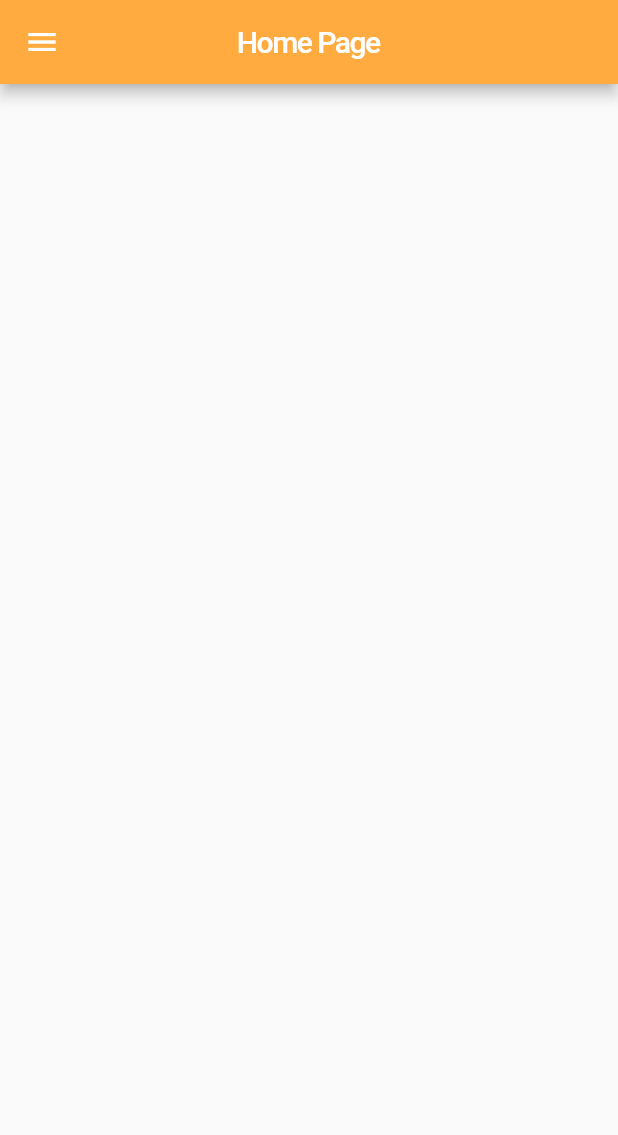
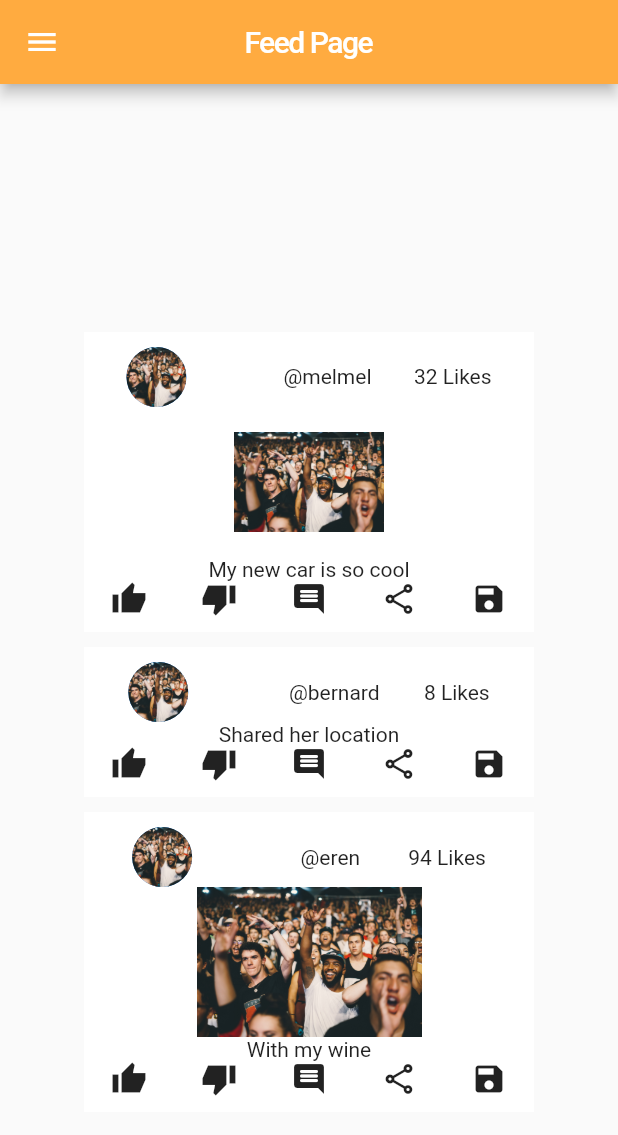
Before and after one commit to yarkineren/cs310_project, a Flutter app: the screen it shows after launch, on a phone screen of 412 x 824 dp. Shown: the top 1135 px of the screen. Run offline on Flutter 3.47's test engine with Material 2 defaults, Android fonts, the phone set to English and light mode, and no system bars; our stand-ins replace email_validator, flutter_local_notifications, shared_preferences.

Commit message:
Melike Adına Update
Melikenin homapage inin ekliyorum. Post dart ı da color dart ının içine koydum dart file sayısı azalsın diye.

```diff
--- a/lib/utils/colors.dart
+++ b/lib/utils/colors.dart
@@ -8,3 +8,12 @@ class AppColors {
   static const Color ButtonColor =  Colors.white;
   static Color TextFormField =  Colors.orange[100];
 }
+
+class Post {
+  String text;
+  String date;
+  int likes;
+  int comments;
+
+  Post({ this.text, this.date, this.likes, this.comments });
+}
--- a/lib/utils/post.dart
+++ /dev/null
@@ -1,8 +0,0 @@
-class Post {
-  String text;
-  String date;
-  int likes;
-  int comments;
-
-  Post({ this.text, this.date, this.likes, this.comments });
-}
--- a/lib/utils/postCard.dart
+++ b/lib/utils/postCard.dart
@@ -1,6 +1,5 @@
 import 'package:cs310_app/utils/colors.dart';
 import 'package:flutter/material.dart';
-import 'package:cs310_app/utils/post.dart';
 import 'package:cs310_app/utils/global_variables.dart';
 
 
--- a/lib/widgets/HomeScreenTextField.dart
+++ b/lib/widgets/HomeScreenTextField.dart
@@ -14,7 +14,7 @@ class HomeScreen extends StatelessWidget{
       resizeToAvoidBottomInset: false,
       appBar: AppBar(
         title: Text(
-          'Home Page',
+          'Feed Page',
           style: TextStyle(
             color: Colors.white,
             letterSpacing: -1.0,
@@ -22,6 +22,165 @@ class HomeScreen extends StatelessWidget{
         ),
         backgroundColor: AppColors.headingColor,
         centerTitle: true,
+      ),
+      body: Column(
+        mainAxisAlignment : MainAxisAlignment.spaceEvenly,
+        children : [
+          Row(
+            mainAxisAlignment:MainAxisAlignment.spaceEvenly,
+            crossAxisAlignment : CrossAxisAlignment.start,
+          ),
+          Column(children:[
+            Container(
+              color:AppColors.ButtonColor,
+              height : 200,
+              width : 300,
+              child : Column(children : [
+                SizedBox(height:10.0),
+                Row(
+                  mainAxisAlignment:MainAxisAlignment.spaceEvenly,
+                  children : [
+                    CircleAvatar(
+                      backgroundImage:AssetImage("assets/fun.jpg"),
+                      radius : 20.0,
+                    ),
+
+                    SizedBox(width: 8.0),
+                    Text(
+                      '@melmel',
+
+                    ),
+                    Text(
+                      '32 Likes',
+
+                    )
+                  ],
+                ),
+                Column(
+                  children: [
+                    Image.asset(
+                      'assets/fun.jpg',
+                      width: 100,
+                      height : 100,
+                    ),
+                    Text(
+                      'My new car is so cool',
+                    ),
+                    Row(
+                      mainAxisAlignment: MainAxisAlignment.spaceAround,
+                      children : [
+                        Icon(Icons.thumb_up_sharp),
+                        Icon(Icons.thumb_down_sharp),
+                        Icon(Icons.comment_rounded),
+                        Icon(Icons.share_outlined),
+                        Icon(Icons.save),
+                      ] ,
+                    ),
+                  ],
+                ),
+              ]),
+            ),
+            SizedBox(height: 10.0),
+            Container(
+              color: AppColors.ButtonColor,
+              height : 100,
+              width : 300,
+
+              child : Column(children : [
+                SizedBox(height:10.0),
+                Row(
+                  mainAxisAlignment:MainAxisAlignment.spaceEvenly,
+                  children : [
+                    CircleAvatar(
+                      backgroundImage:AssetImage("assets/fun.jpg"),
+                      radius : 20.0,
+                    ),
+
+                    SizedBox(width: 8.0),
+                    Text(
+                      '@bernard',
+
+                    ),
+                    Text(
+                      '8 Likes',
+
+                    ),
+                  ],
+                ),
+                Column(
+                  children: [
+                    Text(
+                      'Shared her location',
+                    ),
+                    Row(
+                      mainAxisAlignment:MainAxisAlignment.spaceAround,
+                      children : [
+                        Icon(Icons.thumb_up_sharp),
+                        Icon(Icons.thumb_down_sharp),
+                        Icon(Icons.comment_rounded),
+                        Icon(Icons.share_outlined),
+                        Icon(Icons.save),
+                      ] ,
+                    ),
+                  ],
+                ),
+              ]),
+            ),
+            SizedBox(height: 10.0),
+            Container(
+              color: AppColors.ButtonColor,
+              height : 200,
+              width : 300,
+              child : Column(children : [
+                SizedBox(height:10.0),
+                Row(
+                  mainAxisAlignment:MainAxisAlignment.spaceEvenly,
+                  children : [
+                    CircleAvatar(
+                      backgroundImage:AssetImage("assets/fun.jpg"),
+                      radius : 20.0,
+                    ),
+
+                    SizedBox(width: 8.0),
+                    Text(
+                      '@eren',
+
+                    ),
+                    Text(
+                      '94 Likes',
+
+                    ),
+                  ],
+                ),
+                Column(
+                  children: [
+                    Image.asset(
+                      'assets/fun.jpg',
+                      width: 800,
+                      height : 100,
+                    ),
+                    Text(
+                      'With my wine',
+                    ),
+                    Row(
+                      mainAxisAlignment: MainAxisAlignment.spaceAround,
+                      children : [
+                        Icon(Icons.thumb_up_sharp),
+                        Icon(Icons.thumb_down_sharp),
+                        Icon(Icons.comment_rounded),
+                        Icon(Icons.share_outlined),
+                        Icon(Icons.save),
+                      ] ,
+                    ),
+                  ],
+                ),
+              ]),
+            )
+
+
+
+          ]),
+        ],
       ),
       drawer: Drawer(
         elevation: 10,
@@ -34,11 +193,11 @@ class HomeScreen extends StatelessWidget{
                 accountName: Text(signup_nickname,
                   textScaleFactor: 1.5,
                 ),
-                //TODO: Signup_mail ı userID e göre databaseden alacak şekilde yap.
+
                 accountEmail: Text(signup_mail),
                 currentAccountPicture: CircleAvatar(
-                  //TODO: Image i databaseden çek.
-                  backgroundImage: AssetImage('assets/concert.jpg'),
+
+                  backgroundImage: AssetImage('assets/fun.jpg'),
                   radius: 120,
                 ),
               ),
@@ -52,7 +211,7 @@ class HomeScreen extends StatelessWidget{
                       ListTile(
                         title: OutlinedButton(
                           onPressed: () {
-                            //TODO: Navigate
+
                             //Navigator.pushNamed(context, '/home');
                             Navigator.of(context).pop();
                             Navigator.push(
@@ -61,7 +220,7 @@ class HomeScreen extends StatelessWidget{
                             );
                           },
                           child: Text(
-                            "My Proifle",
+                            "My Profile",
                             style: TextStyle(
                               color: Colors.white,
                               letterSpacing: 0.0,
@@ -87,7 +246,7 @@ class HomeScreen extends StatelessWidget{
                             );
                           },
                           child: Text(
-                            "What's Around?",
+                            "What's Around",
                             style: TextStyle(
                               color: Colors.white,
                               letterSpacing: 0.0,
--- a/lib/widgets/Profile.dart
+++ b/lib/widgets/Profile.dart
@@ -3,7 +3,6 @@ import 'package:flutter/material.dart';
 import 'package:cs310_app/utils/global_variables.dart';
 import 'package:cs310_app/utils/colors.dart';
 import 'package:cs310_app/utils/postCard.dart';
-import 'package:cs310_app/utils/post.dart';
 import 'package:cs310_app/widgets/ProfileEdit.dart';
 import 'package:cs310_app/widgets/HomeScreenTextField.dart';
 
```
